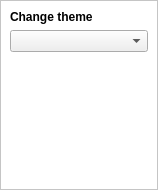
Old version of the form UiModule/ui/ChangeThemeWidget.ui in the repository realXtend/tundra.
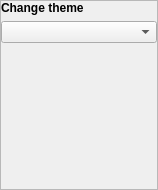
New version of the form.

Commit message: Naali dark blue theme impl. Change theme widget to settings.

```diff
--- a/UiModule/ui/ChangeThemeWidget.ui
+++ b/UiModule/ui/ChangeThemeWidget.ui
@@ -14,34 +14,7 @@
    <string>Sound Settings</string>
   </property>
   <property name="styleSheet">
-   <string notr="true">/* Containers */
-QFrame#MainFrame {
-	background-color: white;
-	padding: 9px;
-}
-
-/* QPUSHBUTTON 
-
-QPushButton {
-	color: rgb(0, 0, 0);
-	min-width: 60px;
-	font-size: 12px;
-	border: 1px solid;
-	border-color: rgb(48, 48, 48);
-	border-radius: 8px;
-	border-top-left-radius: 0px;
-	border-bottom-right-radius: 0px;
-	padding: 2px 5px;
-	background-color: qlineargradient(spread:pad, x1:0.488636, y1:0.273, x2:0.511, y2:1, stop:0 rgba(0, 0, 0, 50), stop:1 rgba(207, 207, 207, 100));
-}
-
-QPushButton:hover {
-	border-color: rgba(0, 0, 0, 255);
-	color: rgb(0,0,0);
-	background-color: qlineargradient(spread:pad, x1:0.488636, y1:0.273, x2:0.511, y2:1, stop:0 rgba(0, 169, 255, 255), stop:1 rgba(0, 0, 0, 50));
-}
-
-*/</string>
+   <string notr="true"/>
   </property>
   <layout class="QHBoxLayout" name="horizontalLayout">
    <property name="spacing">
```
The commit also changes 14 other files.
